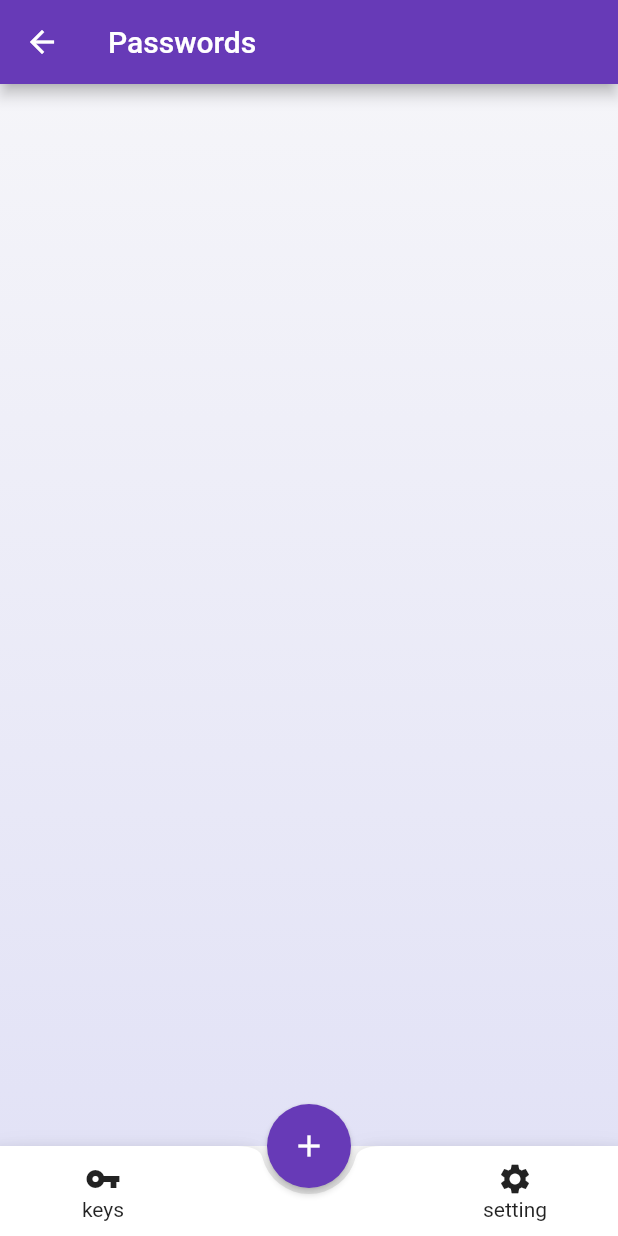
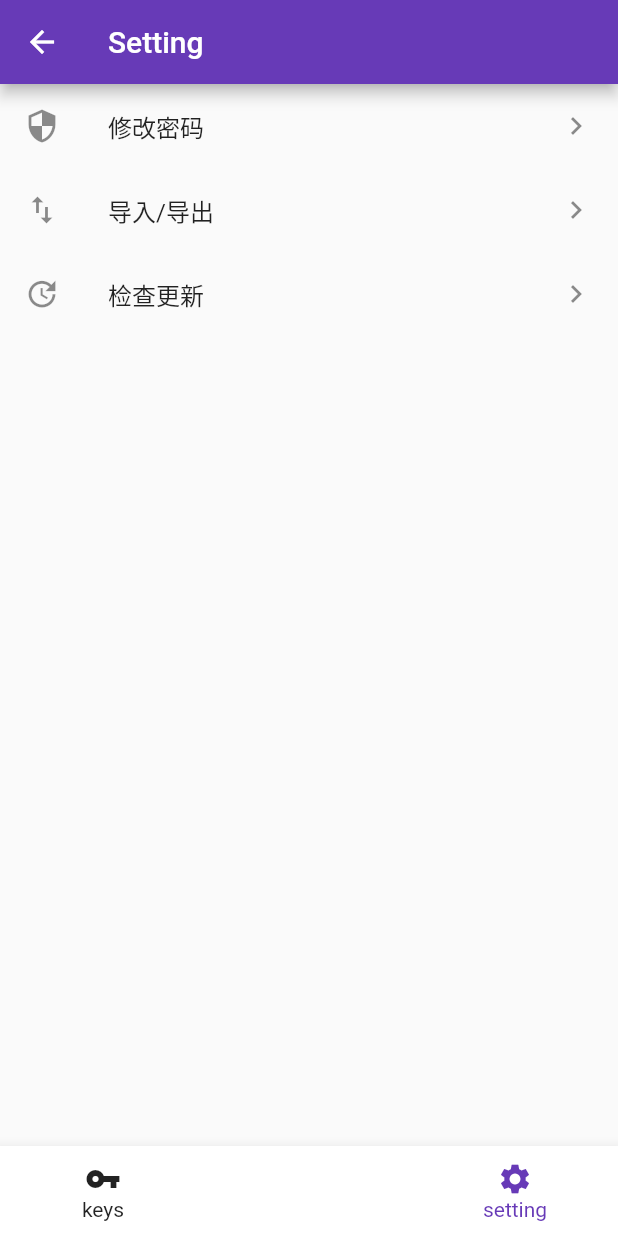
Before and after one commit to ErikYu/PasswordReminder, a Flutter app: the PasswordListPage screen opened by its route, after a tap on "setting", on a phone screen of 412 x 824 dp. Run offline on Flutter 3.47's test engine with Material 2 defaults, Android fonts, the phone set to English and light mode, and no system bars; our stand-ins replace fluro.

Commit message:
add setting page and modify bottom_button_bar

```diff
--- a/lib/fluro_router.dart
+++ b/lib/fluro_router.dart
@@ -1,16 +1,19 @@
 import 'package:fluro/fluro.dart';
 import 'pages/password_list/password_list.dart';
 import 'pages/password_detail/password_detail.dart';
+import 'pages/setting/setting.dart';
 
 
 class RootRoutes {
   static Router router;
   static String passwordList = '/password';
   static String passwordDetail = '/password/:id';
+  static String setting = '/setting';
 
   static void configureRoutes(Router router) {
     router.define(passwordList, handler: Handler(handlerFunc: (context, param) => PasswordListPage()));
     router.define(passwordDetail, handler: Handler(handlerFunc: (context, param) => PasswordDetailPage(id: param['id'][0])));
+    router.define(setting, handler: Handler(handlerFunc: (context, param) => SettingPage()));
     RootRoutes.router = router;
   }
 }
--- a/lib/main.dart
+++ b/lib/main.dart
@@ -6,6 +6,7 @@ import 'helpers/file_helper.dart';
 import 'pages/test_widget/demo_dismissible.dart';
 import 'pages/test_widget/demo_inkwell.dart';
 import 'pages/index_lock/index_lock.dart';
+import 'pages/setting/setting.dart';
 
 void main() {
   final router = new Router();
@@ -47,7 +48,7 @@ class _MyAppState extends State<MyApp> {
         // is not restarted.
         primarySwatch: Colors.deepPurple,
       ),
-      home: IndexLockPage(),
+      home: SettingPage(),
     );
   }
 }
--- a/lib/pages/layout/bottom_app_bar.dart
+++ b/lib/pages/layout/bottom_app_bar.dart
@@ -1,117 +1,31 @@
 import 'package:flutter/material.dart';
+import './fab_bottom_app_bar.dart';
+import 'package:password_reminder/fluro_router.dart';
 
-class FABBottomAppBarItem {
-  FABBottomAppBarItem({this.iconData, this.text});
-  IconData iconData;
-  String text;
-}
-
-class FABBottomAppBar extends StatefulWidget {
-  FABBottomAppBar({
-    this.items,
-    this.centerItemText,
-    this.height: 60.0,
-    this.iconSize: 24.0,
-    this.backgroundColor,
-    this.color,
-    this.selectedColor,
-    this.notchedShape,
-    this.onTabSelected,
-  }) {
-    assert(this.items.length == 2 || this.items.length == 4);
-  }
-  final List<FABBottomAppBarItem> items;
-  final String centerItemText;
-  final double height;
-  final double iconSize;
-  final Color backgroundColor;
-  final Color color;
-  final Color selectedColor;
-  final NotchedShape notchedShape;
-  final ValueChanged<int> onTabSelected;
-
-  @override
-  State<StatefulWidget> createState() => FABBottomAppBarState();
-}
-
-class FABBottomAppBarState extends State<FABBottomAppBar> {
-  int _selectedIndex = 0;
-
-  _updateIndex(int index) {
-    widget.onTabSelected(index);
-    setState(() {
-      _selectedIndex = index;
-    });
-  }
-
-  @override
+class MyBottomAppBar extends StatelessWidget {
+  MyBottomAppBar({this.currentIndex}) : assert(currentIndex != null);
+  final int currentIndex;
   Widget build(BuildContext context) {
-    List<Widget> items = List.generate(widget.items.length, (int index) {
-      return _buildTabItem(
-        item: widget.items[index],
-        index: index,
-        onPressed: _updateIndex,
-      );
-    });
-    items.insert(items.length >> 1, _buildMiddleTabItem());
-
-    return BottomAppBar(
-      shape: widget.notchedShape,
-      child: Row(
-        mainAxisSize: MainAxisSize.max,
-        mainAxisAlignment: MainAxisAlignment.spaceAround,
-        children: items,
-      ),
-      color: widget.backgroundColor,
-    );
-  }
-
-  Widget _buildMiddleTabItem() {
-    return Expanded(
-      child: SizedBox(
-        height: widget.height,
-        child: Column(
-          mainAxisSize: MainAxisSize.min,
-          mainAxisAlignment: MainAxisAlignment.center,
-          children: <Widget>[
-            SizedBox(height: widget.iconSize),
-            Text(
-              widget.centerItemText ?? '',
-              style: TextStyle(color: widget.color),
-            ),
-          ],
-        ),
-      ),
-    );
-  }
-
-  Widget _buildTabItem({
-    FABBottomAppBarItem item,
-    int index,
-    ValueChanged<int> onPressed,
-  }) {
-    Color color = _selectedIndex == index ? widget.selectedColor : widget.color;
-    return Expanded(
-      child: SizedBox(
-        height: widget.height,
-        child: Material(
-          type: MaterialType.transparency,
-          child: InkWell(
-            onTap: () => onPressed(index),
-            child: Column(
-              mainAxisSize: MainAxisSize.min,
-              mainAxisAlignment: MainAxisAlignment.center,
-              children: <Widget>[
-                Icon(item.iconData, color: color, size: widget.iconSize),
-                Text(
-                  item.text,
-                  style: TextStyle(color: color),
-                )
-              ],
-            ),
-          ),
-        ),
-      ),
+    return FABBottomAppBar(
+      selectedColor: Theme.of(context).primaryColor,
+      notchedShape: CircularNotchedRectangle(),
+      currentIndex: currentIndex,
+      onTabSelected: (int i) {
+        if (i != currentIndex) {
+          switch(i) {
+            case 0:
+              RootRoutes.router.navigateTo(context, '/password', replace: true);
+              break;
+            case 1:
+              RootRoutes.router.navigateTo(context, '/setting', replace: true);
+              break;
+          }
+        }
+      },
+      items: [
+        FABBottomAppBarItem(iconData: Icons.vpn_key, text: 'keys'),
+        FABBottomAppBarItem(iconData: Icons.settings, text: 'setting'),
+      ],
     );
   }
 }
--- /dev/null
+++ b/lib/pages/layout/fab_bottom_app_bar.dart
@@ -0,0 +1,129 @@
+import 'package:flutter/material.dart';
+
+class FABBottomAppBarItem {
+  FABBottomAppBarItem({this.iconData, this.text});
+  IconData iconData;
+  String text;
+}
+
+class FABBottomAppBar extends StatefulWidget {
+  FABBottomAppBar({
+    this.items,
+    this.centerItemText,
+    this.height: 60.0,
+    this.iconSize: 24.0,
+    this.backgroundColor,
+    this.color,
+    this.selectedColor,
+    this.notchedShape,
+    this.onTabSelected,
+    this.currentIndex,
+  }) {
+    assert(this.items.length == 2 || this.items.length == 4);
+  }
+  final List<FABBottomAppBarItem> items;
+  final String centerItemText;
+  final double height;
+  final double iconSize;
+  final Color backgroundColor;
+  final Color color;
+  final Color selectedColor;
+  final NotchedShape notchedShape;
+  final ValueChanged<int> onTabSelected;
+  final int currentIndex;
+
+  @override
+  State<StatefulWidget> createState() => FABBottomAppBarState();
+}
+
+class FABBottomAppBarState extends State<FABBottomAppBar> {
+  int _selectedIndex = 0;
+
+  _updateIndex(int index) {
+    widget.onTabSelected(index);
+//    setState(() {
+//      _selectedIndex = index;
+//    });
+  }
+
+  @override
+  void initState() {
+    // TODO: implement initState
+    setState(() {
+      _selectedIndex = widget.currentIndex;
+      print(_selectedIndex);
+    });
+    super.initState();
+  }
+
+  @override
+  Widget build(BuildContext context) {
+    List<Widget> items = List.generate(widget.items.length, (int index) {
+      return _buildTabItem(
+        item: widget.items[index],
+        index: index,
+        onPressed: _updateIndex,
+      );
+    });
+    items.insert(items.length >> 1, _buildMiddleTabItem());
+
+    return BottomAppBar(
+      shape: widget.notchedShape,
+      child: Row(
+        mainAxisSize: MainAxisSize.max,
+        mainAxisAlignment: MainAxisAlignment.spaceAround,
+        children: items,
+      ),
+      color: widget.backgroundColor,
+    );
+  }
+
+  Widget _buildMiddleTabItem() {
+    return Expanded(
+      child: SizedBox(
+        height: widget.height,
+        child: Column(
+          mainAxisSize: MainAxisSize.min,
+          mainAxisAlignment: MainAxisAlignment.center,
+          children: <Widget>[
+            SizedBox(height: widget.iconSize),
+            Text(
+              widget.centerItemText ?? '',
+              style: TextStyle(color: widget.color),
+            ),
+          ],
+        ),
+      ),
+    );
+  }
+
+  Widget _buildTabItem({
+    FABBottomAppBarItem item,
+    int index,
+    ValueChanged<int> onPressed,
+  }) {
+    Color color = _selectedIndex == index ? widget.selectedColor : widget.color;
+    return Expanded(
+      child: SizedBox(
+        height: widget.height,
+        child: Material(
+          type: MaterialType.transparency,
+          child: InkWell(
+            onTap: () => onPressed(index),
+            child: Column(
+              mainAxisSize: MainAxisSize.min,
+              mainAxisAlignment: MainAxisAlignment.center,
+              children: <Widget>[
+                Icon(item.iconData, color: color, size: widget.iconSize),
+                Text(
+                  item.text,
+                  style: TextStyle(color: color),
+                )
+              ],
+            ),
+          ),
+        ),
+      ),
+    );
+  }
+}
--- a/lib/pages/password_list/password_list.dart
+++ b/lib/pages/password_list/password_list.dart
@@ -36,16 +36,7 @@ class _PasswordListPageState extends State<PasswordListPage> {
         child: Icon(Icons.add),
         elevation: 2.0,
       ),
-      bottomNavigationBar: FABBottomAppBar(
-        notchedShape: CircularNotchedRectangle(),
-        onTabSelected: (int i) {
-          print(i);
-        },
-        items: [
-          FABBottomAppBarItem(iconData: Icons.vpn_key, text: 'keys'),
-          FABBottomAppBarItem(iconData: Icons.settings, text: 'setting'),
-        ],
-      ),
+      bottomNavigationBar: MyBottomAppBar(currentIndex: 0),
       body: Container(
         decoration: BoxDecoration(
           gradient: LinearGradient(
--- /dev/null
+++ b/lib/pages/setting/setting.dart
@@ -0,0 +1,41 @@
+import 'package:flutter/material.dart';
+import '../layout/bottom_app_bar.dart';
+
+class SettingPage extends StatelessWidget {
+  Widget build(BuildContext context) {
+    return Scaffold(
+      appBar: AppBar(
+        title: Text('Setting'),
+      ),
+      bottomNavigationBar: MyBottomAppBar(currentIndex: 1),
+      body: ListView(
+        children: <Widget>[
+          ListTile(
+            leading: Icon(Icons.security),
+            trailing: Icon(Icons.keyboard_arrow_right),
+            title: Text('修改密码'),
+            onTap: () {
+              print('go change password');
+            },
+          ),
+          ListTile(
+            leading: Icon(Icons.import_export),
+            trailing: Icon(Icons.keyboard_arrow_right),
+            title: Text('导入/导出'),
+            onTap: () {
+              print('go change password');
+            },
+          ),
+          ListTile(
+            leading: Icon(Icons.update),
+            trailing: Icon(Icons.keyboard_arrow_right),
+            title: Text('检查更新'),
+            onTap: () {
+              print('go change password');
+            },
+          )
+        ],
+      ),
+    );
+  }
+}
```
